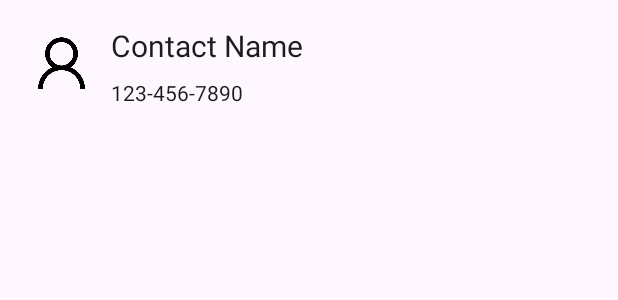
After one commit to MakeLuvHell/Contact_OutSourcing, an Android app: the layout item_contact_list.xml on its own in the app's theme, with its tools: preview values and no code run, on a phone screen of 412 x 824 dp. The commit adds this screen. Shown: the top 300 px of the screen. Run offline under Robolectric (Android 15) with nearby library versions, the phone set to English and light mode, and no system bars.

```diff
--- a/app/src/main/java/com/example/contacts/database/ContactDatabase.java
+++ b/app/src/main/java/com/example/contacts/database/ContactDatabase.java
@@ -6,8 +6,8 @@ import androidx.room.Database;
 import androidx.room.Room;
 import androidx.room.RoomDatabase;
 
-import com.example.contacts.dao.ContactDao;
-import com.example.contacts.dao.GroupDao;
+import com.example.contacts.database.dao.ContactDao;
+import com.example.contacts.database.dao.GroupDao;
 import com.example.contacts.model.Contact;
 import com.example.contacts.model.Group;
 
--- a/app/src/main/java/com/example/contacts/dao/ContactDao.java
+++ b/app/src/main/java/com/example/contacts/database/dao/ContactDao.java
@@ -1,4 +1,4 @@
-package com.example.contacts.dao;
+package com.example.contacts.database.dao;
 
 import androidx.lifecycle.LiveData;
 import androidx.room.Dao;
--- a/app/src/main/java/com/example/contacts/dao/GroupDao.java
+++ b/app/src/main/java/com/example/contacts/database/dao/GroupDao.java
@@ -1,4 +1,4 @@
-package com.example.contacts.dao;
+package com.example.contacts.database.dao;
 
 import androidx.lifecycle.LiveData;
 import androidx.room.Dao;
--- a/app/src/main/java/com/example/contacts/repository/ContactRepository.java
+++ b/app/src/main/java/com/example/contacts/repository/ContactRepository.java
@@ -6,7 +6,7 @@ import android.util.Log;
 
 import androidx.lifecycle.LiveData;
 
-import com.example.contacts.dao.ContactDao;
+import com.example.contacts.database.dao.ContactDao;
 import com.example.contacts.database.ContactDatabase;
 import com.example.contacts.model.Contact;
 
--- a/app/src/main/java/com/example/contacts/repository/GroupRepository.java
+++ b/app/src/main/java/com/example/contacts/repository/GroupRepository.java
@@ -5,7 +5,7 @@ import android.util.Log;
 
 import androidx.lifecycle.LiveData;
 
-import com.example.contacts.dao.GroupDao;
+import com.example.contacts.database.dao.GroupDao;
 import com.example.contacts.database.ContactDatabase;
 import com.example.contacts.model.Group;
 
--- /dev/null
+++ b/app/src/main/res/layout/item_contact_list.xml
@@ -0,0 +1,49 @@
+<androidx.constraintlayout.widget.ConstraintLayout xmlns:android="http://schemas.android.com/apk/res/android"
+    xmlns:app="http://schemas.android.com/apk/res-auto"
+    android:layout_width="match_parent"
+    android:layout_height="wrap_content"
+    xmlns:tools="http://schemas.android.com/tools"
+    android:padding="8dp">
+
+    <ImageView
+        android:id="@+id/contact_image"
+        android:layout_width="50dp"
+        android:layout_height="50dp"
+        android:layout_marginStart="8dp"
+        android:layout_marginTop="8dp"
+        android:layout_marginBottom="8dp"
+        android:src="@drawable/ic_default"
+        android:contentDescription="Contact image"
+        app:layout_constraintBottom_toBottomOf="parent"
+        app:layout_constraintStart_toStartOf="parent"
+        app:layout_constraintTop_toTopOf="parent" />
+
+    <TextView
+        android:id="@+id/contact_name"
+        android:layout_width="wrap_content"
+        android:layout_height="wrap_content"
+        android:layout_marginStart="8dp"
+        android:layout_marginBottom="8dp"
+        android:textSize="20sp"
+        android:textColor="?attr/colorOnSurface"
+        app:layout_constraintBottom_toBottomOf="parent"
+        app:layout_constraintStart_toEndOf="@+id/contact_image"
+        app:layout_constraintTop_toTopOf="parent"
+        app:layout_constraintVertical_bias="0.235"
+        tools:text="Contact Name" />
+
+    <TextView
+        android:id="@+id/contact_phone"
+        android:layout_width="0dp"
+        android:layout_height="wrap_content"
+        android:layout_marginStart="8dp"
+        android:layout_marginTop="8dp"
+        android:layout_marginBottom="8dp"
+        android:textSize="14sp"
+        android:textColor="?attr/colorOnSurface"
+        app:layout_constraintBottom_toBottomOf="parent"
+        app:layout_constraintStart_toEndOf="@+id/contact_image"
+        app:layout_constraintTop_toBottomOf="@+id/contact_name"
+        tools:text="123-456-7890" />
+
+</androidx.constraintlayout.widget.ConstraintLayout>
```
Also changed, not shown: app/src/main/java/com/example/contacts/adapter/ContactAdapter.java (+34 -0 lines), app/src/main/java/com/example/contacts/fragment/ContactFragment.java (+25 -1 lines), app/src/main/res/layout/fragment_contact.xml (+14 -1 lines), app/src/main/res/layout/item_contact_header.xml (added, +9 -0 lines).
